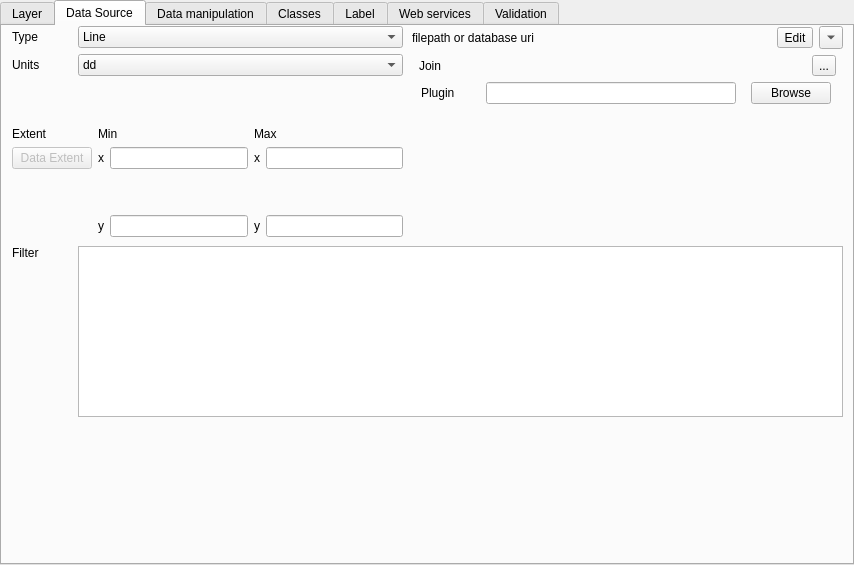
First picture: the form in layersettingsvector.ui, repository QMapfileEditor/QMapfileEditor, before the edit.
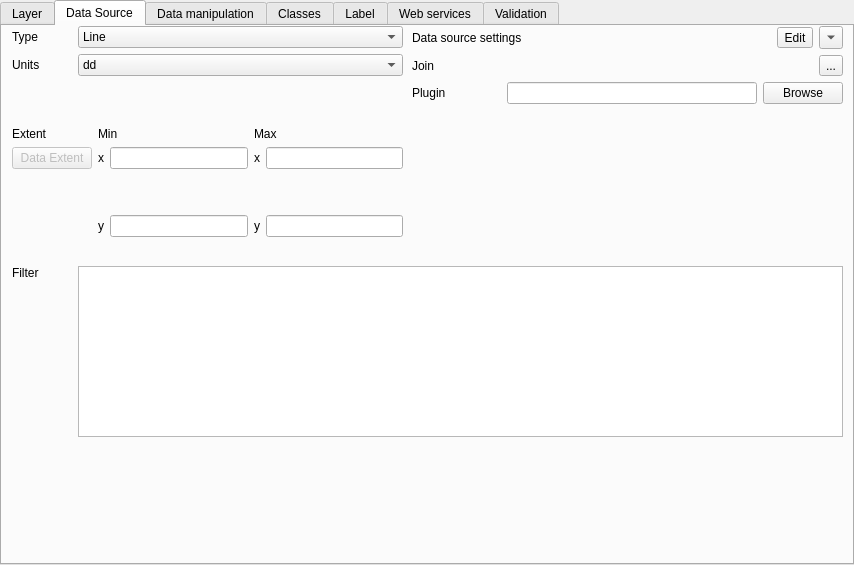
Second picture: the form after the edit. The open tabs and pages were chosen to show the change. Icons and pictures are not drawn.

Commit message: Add vertical and horizontal spacer for better layout

Diff of the .ui file:
```diff
--- a/layersettingsvector.ui
+++ b/layersettingsvector.ui
@@ -964,7 +964,7 @@
     <property name="geometry">
      <rect>
       <x>10</x>
-      <y>220</y>
+      <y>240</y>
       <width>831</width>
       <height>171</height>
      </rect>
@@ -1020,21 +1020,34 @@
         <widget class="QLabel" name="layer_adddata_label">
          <property name="minimumSize">
           <size>
-           <width>380</width>
+           <width>250</width>
            <height>0</height>
           </size>
          </property>
          <property name="maximumSize">
           <size>
-           <width>380</width>
+           <width>250</width>
            <height>16777215</height>
           </size>
          </property>
          <property name="text">
-          <string>filepath or database uri</string>
+          <string>Data source settings</string>
          </property>
         </widget>
        </item>
+       <item>
+        <spacer name="horizontalSpacer_2">
+         <property name="orientation">
+          <enum>Qt::Horizontal</enum>
+         </property>
+         <property name="sizeHint" stdset="0">
+          <size>
+           <width>40</width>
+           <height>20</height>
+          </size>
+         </property>
+        </spacer>
+       </item>
        <item>
         <widget class="QToolButton" name="layer_editdata_button">
          <property name="text">
@@ -1060,13 +1073,13 @@
         <widget class="QLabel" name="mf_Join_label">
          <property name="minimumSize">
           <size>
-           <width>380</width>
+           <width>200</width>
            <height>0</height>
           </size>
          </property>
          <property name="maximumSize">
           <size>
-           <width>380</width>
+           <width>200</width>
            <height>16777215</height>
           </size>
          </property>
@@ -1075,6 +1088,19 @@
          </property>
         </widget>
        </item>
+       <item>
+        <spacer name="horizontalSpacer_3">
+         <property name="orientation">
+          <enum>Qt::Horizontal</enum>
+         </property>
+         <property name="sizeHint" stdset="0">
+          <size>
+           <width>40</width>
+           <height>20</height>
+          </size>
+         </property>
+        </spacer>
+       </item>
        <item>
         <widget class="QToolButton" name="layer_join_tool">
          <property name="enabled">
@@ -1112,6 +1138,19 @@
          </property>
         </widget>
        </item>
+       <item>
+        <spacer name="horizontalSpacer_4">
+         <property name="orientation">
+          <enum>Qt::Horizontal</enum>
+         </property>
+         <property name="sizeHint" stdset="0">
+          <size>
+           <width>40</width>
+           <height>20</height>
+          </size>
+         </property>
+        </spacer>
+       </item>
        <item>
         <widget class="QLineEdit" name="mf_plugin_edit">
          <property name="enabled">
```
The commit also changes 1 other file.
